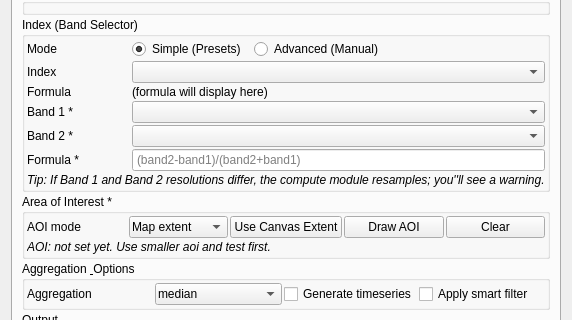
Old version of the form virtughan_qgis/engine/engine_form.ui in the repository virtughan/qgis-plugin; both pictures show x 0 to 572 and y 110 to 430 of the 572 by 782 pixel window.
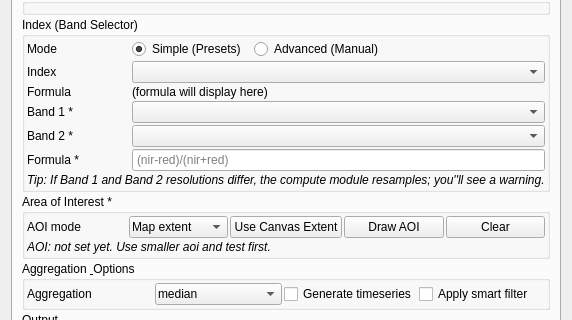
New version of the form.

```diff
--- a/virtughan_qgis/engine/engine_form.ui
+++ b/virtughan_qgis/engine/engine_form.ui
@@ -172,7 +172,7 @@
          </item>
          <item row="5" column="1" colspan="4">
           <widget class="QLineEdit" name="advancedFormulaEdit">
-           <property name="placeholderText"><string>(band2-band1)/(band2+band1)</string></property>
+           <property name="placeholderText"><string>(nir-red)/(nir+red)</string></property>
            <property name="visible"><bool>false</bool></property>
           </widget>
          </item>
```
